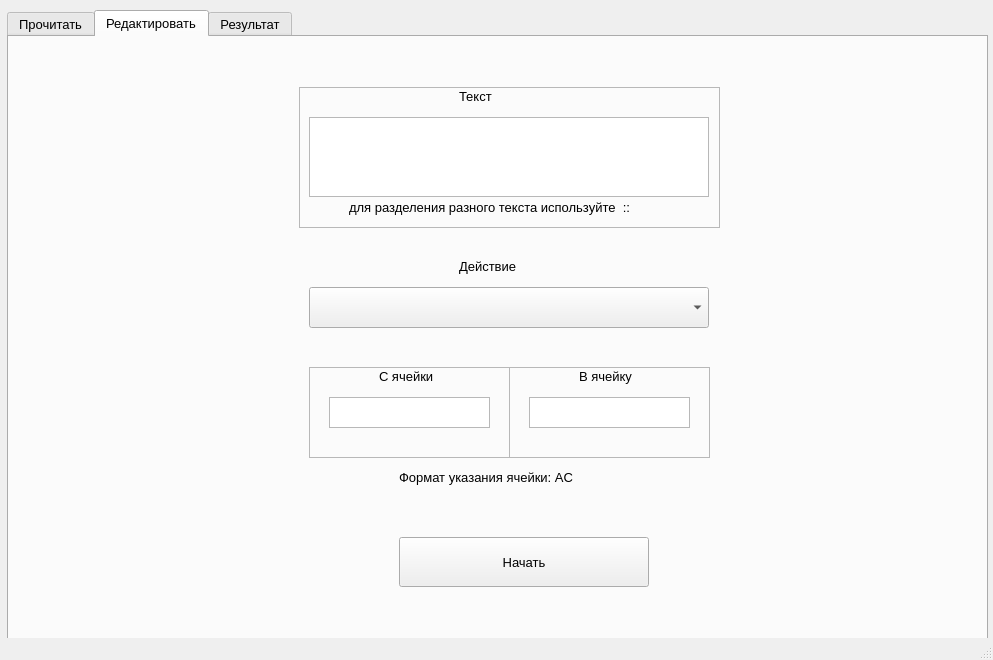
Old version of the form form.ui in the repository Gatalist/pyqt-excel.
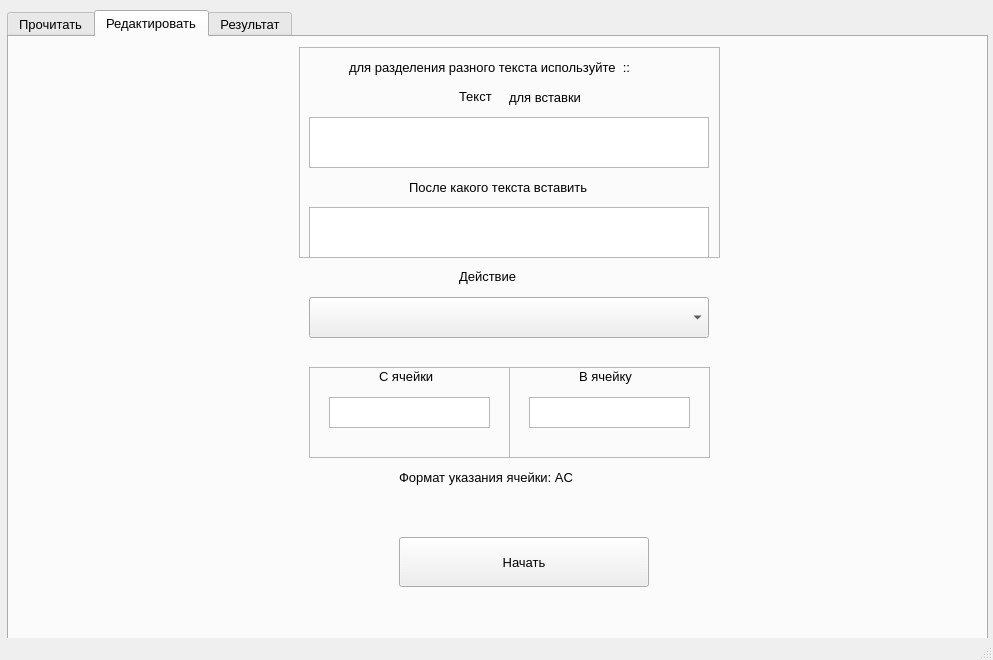
New version of the form. The open tabs and pages were chosen to show the change. Icons and pictures are not drawn.

```diff
--- a/form.ui
+++ b/form.ui
@@ -189,7 +189,7 @@
       <property name="geometry">
        <rect>
         <x>300</x>
-        <y>250</y>
+        <y>260</y>
         <width>400</width>
         <height>41</height>
        </rect>
@@ -280,7 +280,7 @@
       <property name="geometry">
        <rect>
         <x>450</x>
-        <y>220</y>
+        <y>230</y>
         <width>101</width>
         <height>19</height>
        </rect>
@@ -306,9 +306,9 @@
       <property name="geometry">
        <rect>
         <x>290</x>
-        <y>50</y>
+        <y>10</y>
         <width>421</width>
-        <height>141</height>
+        <height>211</height>
        </rect>
       </property>
       <property name="frameShape">
@@ -321,8 +321,8 @@
        <property name="geometry">
         <rect>
          <x>160</x>
-         <y>0</y>
-         <width>71</width>
+         <y>40</y>
+         <width>41</width>
          <height>19</height>
         </rect>
        </property>
@@ -334,9 +334,9 @@
        <property name="geometry">
         <rect>
          <x>10</x>
-         <y>30</y>
+         <y>70</y>
          <width>400</width>
-         <height>80</height>
+         <height>51</height>
         </rect>
        </property>
       </widget>
@@ -344,7 +344,7 @@
        <property name="geometry">
         <rect>
          <x>50</x>
-         <y>110</y>
+         <y>10</y>
          <width>351</width>
          <height>20</height>
         </rect>
@@ -353,6 +353,42 @@
         <string>для разделения разного текста используйте  ::</string>
        </property>
       </widget>
+      <widget class="QPlainTextEdit" name="object_after_text">
+       <property name="geometry">
+        <rect>
+         <x>10</x>
+         <y>160</y>
+         <width>400</width>
+         <height>51</height>
+        </rect>
+       </property>
+      </widget>
+      <widget class="QLabel" name="label_10">
+       <property name="geometry">
+        <rect>
+         <x>110</x>
+         <y>130</y>
+         <width>231</width>
+         <height>20</height>
+        </rect>
+       </property>
+       <property name="text">
+        <string>После какого текста вставить</string>
+       </property>
+      </widget>
+      <widget class="QLabel" name="label_11">
+       <property name="geometry">
+        <rect>
+         <x>210</x>
+         <y>40</y>
+         <width>91</width>
+         <height>20</height>
+        </rect>
+       </property>
+       <property name="text">
+        <string>для вставки</string>
+       </property>
+      </widget>
      </widget>
      <widget class="QLabel" name="label_12">
       <property name="geometry">
```
Left out of the diff: 2 changed lines with no effect on the pictures.
